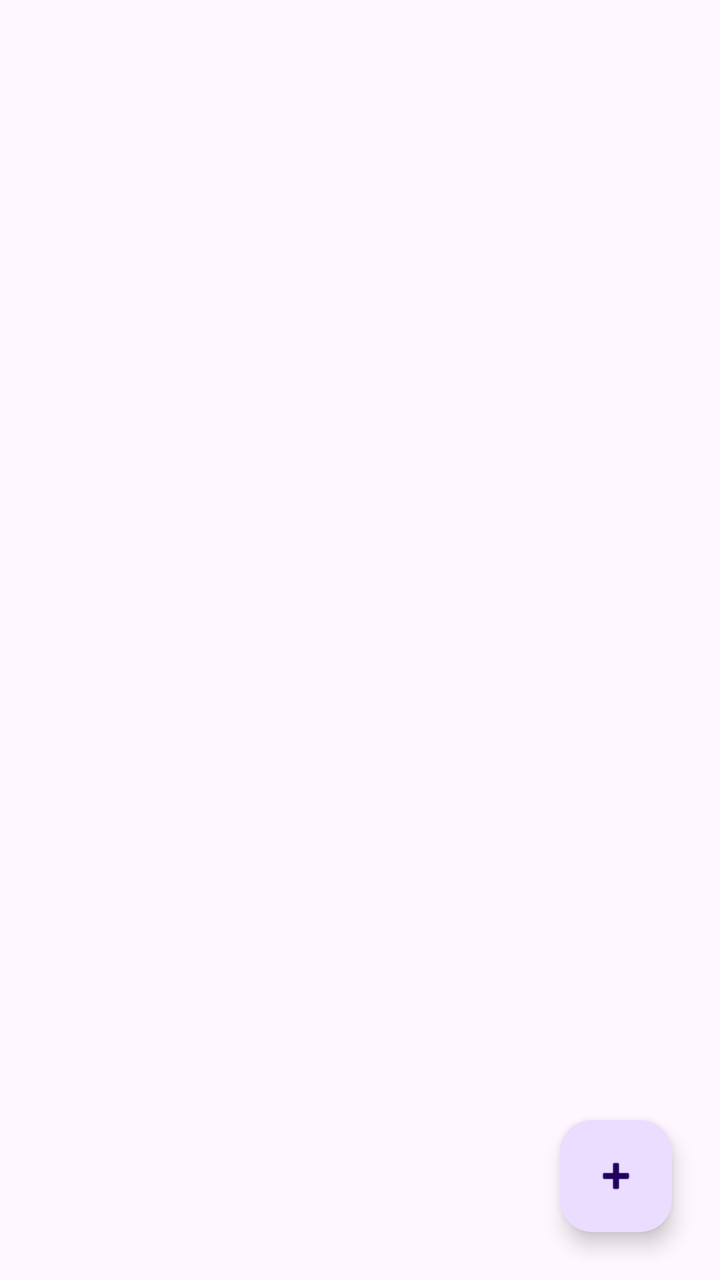
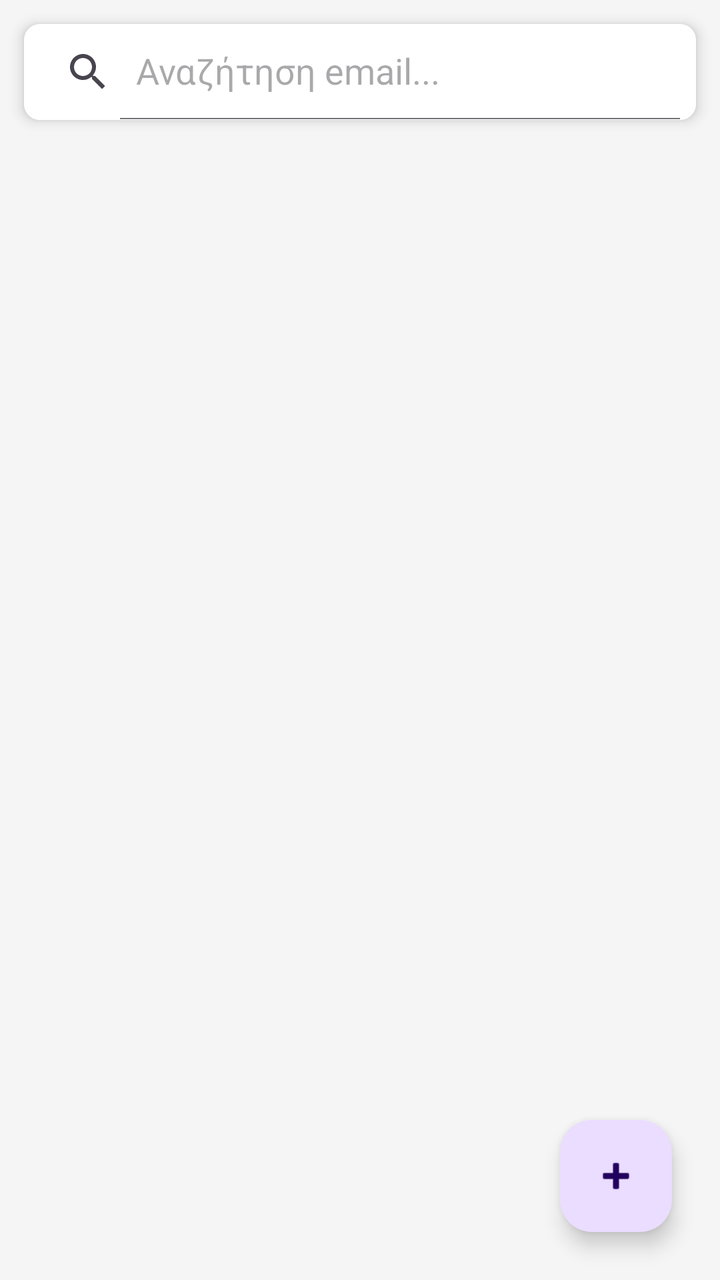

Compare the two renders of this Android layout. The source of the first and the diff that turns it into the second are given below.
<!-- AndroidManifest.xml: application theme Theme.Team21 -->
<!-- res/layout/activity_email_list.xml -->
<?xml version="1.0" encoding="utf-8"?>
<androidx.constraintlayout.widget.ConstraintLayout
    xmlns:android="http://schemas.android.com/apk/res/android"
    xmlns:app="http://schemas.android.com/apk/res-auto"
    android:id="@+id/viewEmailComposition"
    android:layout_width="match_parent"
    android:layout_height="match_parent">

    <androidx.recyclerview.widget.RecyclerView
        android:id="@+id/recyclerViewEmails"
        android:layout_width="match_parent"
        android:layout_height="match_parent"
        android:padding="8dp"
        app:layout_constraintBottom_toBottomOf="parent"
        app:layout_constraintEnd_toEndOf="parent"
        app:layout_constraintStart_toStartOf="parent"
        app:layout_constraintTop_toTopOf="parent" />

    <com.google.android.material.floatingactionbutton.FloatingActionButton
        android:id="@+id/fabNewEmail"
        android:layout_width="wrap_content"
        android:layout_height="wrap_content"
        android:layout_margin="24dp"
        android:src="@android:drawable/ic_input_add"
        android:contentDescription="New Email"
        app:layout_constraintBottom_toBottomOf="parent"
        app:layout_constraintEnd_toEndOf="parent" />

</androidx.constraintlayout.widget.ConstraintLayout>
<!-- resources referenced by this layout -->
<resources>
  <style name="Theme.Team21" parent="Base.Theme.Team21" />
  <style name="Base.Theme.Team21" parent="Theme.Material3.DayNight.NoActionBar">
          
          
      </style>
</resources>

<!-- the commit's change to res/layout/activity_email_list.xml (unified diff, before → after) -->
@@ -2,27 +2,47 @@
 <androidx.constraintlayout.widget.ConstraintLayout
     xmlns:android="http://schemas.android.com/apk/res/android"
     xmlns:app="http://schemas.android.com/apk/res-auto"
-    android:id="@+id/viewEmailComposition"
+    android:id="@+id/viewEmailListRoot"
     android:layout_width="match_parent"
-    android:layout_height="match_parent">
+    android:layout_height="match_parent"
+    android:background="#F5F5F5"> <androidx.cardview.widget.CardView
+    android:id="@+id/cardSearchContainer"
+    android:layout_width="0dp"
+    android:layout_height="wrap_content"
+    android:layout_margin="12dp"
+    app:cardCornerRadius="8dp"
+    app:cardElevation="4dp"
+    app:layout_constraintEnd_toEndOf="parent"
+    app:layout_constraintStart_toStartOf="parent"
+    app:layout_constraintTop_toTopOf="parent">
+
+    <androidx.appcompat.widget.SearchView
+        android:id="@+id/searchViewEmails"
+        android:layout_width="match_parent"
+        android:layout_height="wrap_content"
+        app:iconifiedByDefault="false"
+        app:queryHint="Αναζήτηση email..."
+        android:background="@android:color/white" />
+
+</androidx.cardview.widget.CardView>
 
     <androidx.recyclerview.widget.RecyclerView
         android:id="@+id/recyclerViewEmails"
-        android:layout_width="match_parent"
-        android:layout_height="match_parent"
-        android:padding="8dp"
+        android:layout_width="0dp"
+        android:layout_height="0dp"
+        android:layout_marginTop="8dp"
+        android:clipToPadding="false"
+        android:paddingTop="8dp"
         app:layout_constraintBottom_toBottomOf="parent"
         app:layout_constraintEnd_toEndOf="parent"
         app:layout_constraintStart_toStartOf="parent"
-        app:layout_constraintTop_toTopOf="parent" />
-
-    <com.google.android.material.floatingactionbutton.FloatingActionButton
+        app:layout_constraintTop_toBottomOf="@+id/cardSearchContainer" /> <com.google.android.material.floatingactionbutton.FloatingActionButton
         android:id="@+id/fabNewEmail"
         android:layout_width="wrap_content"
         android:layout_height="wrap_content"
         android:layout_margin="24dp"
+        android:contentDescription="New Email"
         android:src="@android:drawable/ic_input_add"
-        android:contentDescription="New Email"
         app:layout_constraintBottom_toBottomOf="parent"
         app:layout_constraintEnd_toEndOf="parent" />
 
